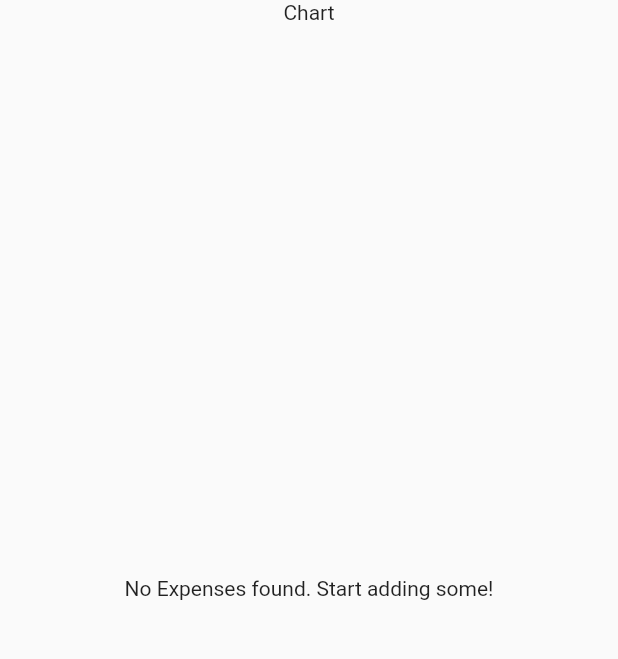
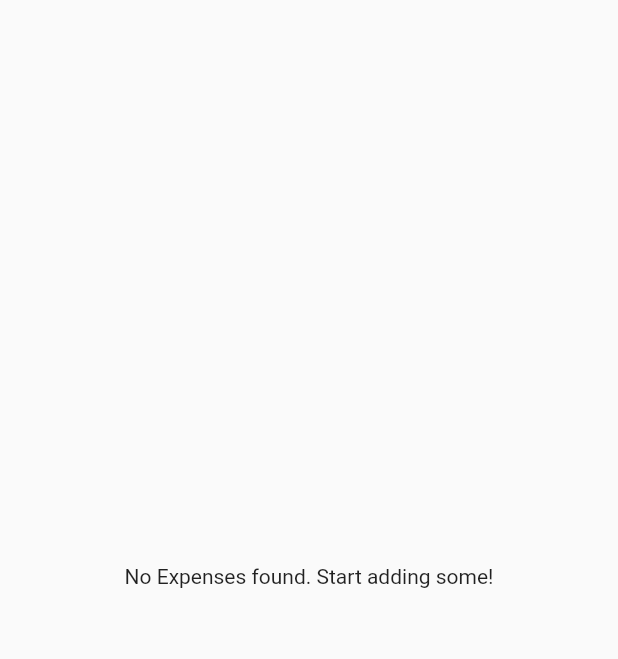
Before and after one commit to thekalpeshchoudhary/expense_tracker, a Flutter app: the screen it shows after launch, on a phone screen of 412 x 824 dp, the part 84-743 px from its top. Run offline on Flutter 3.47's test engine with Material 2 defaults, Android fonts, the phone set to English and light mode, and no system bars.

Commit message:
chart commented

```diff
--- a/lib/widgets/expenses.dart
+++ b/lib/widgets/expenses.dart
@@ -71,7 +71,7 @@ class _ExpensesState extends State<Expenses> {
         ),
         body: Column(
           children: [
-            const Text('Chart'),
+            // const Text('Chart'),
             Expanded(
               child: mainContent,
             )
```
